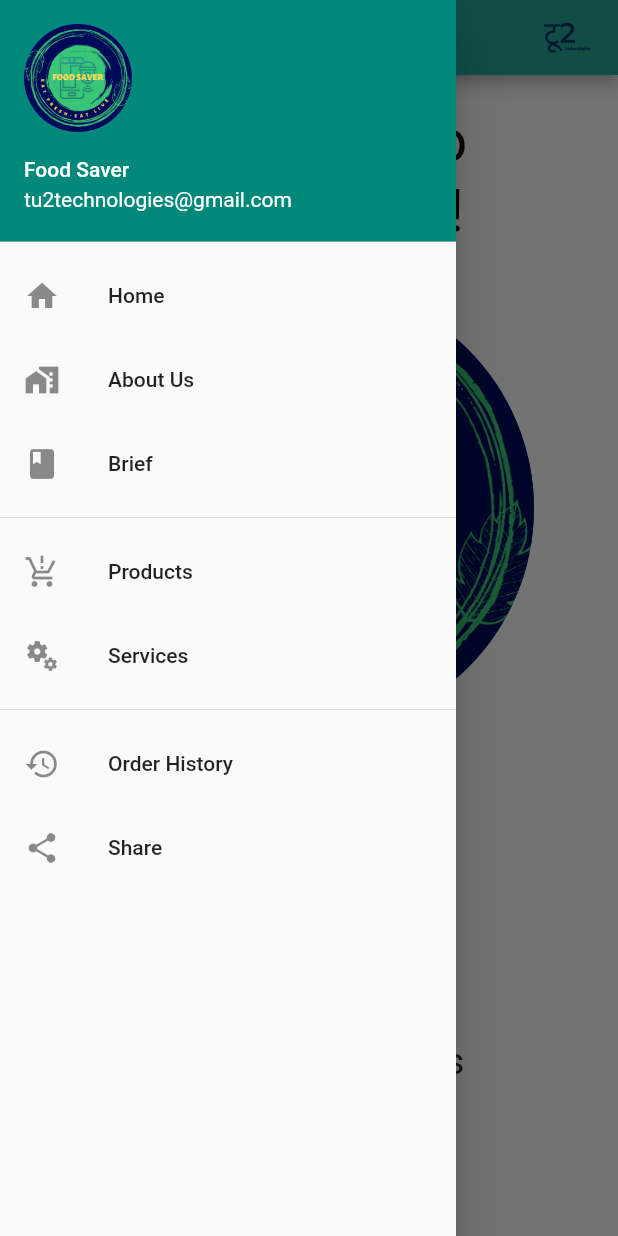
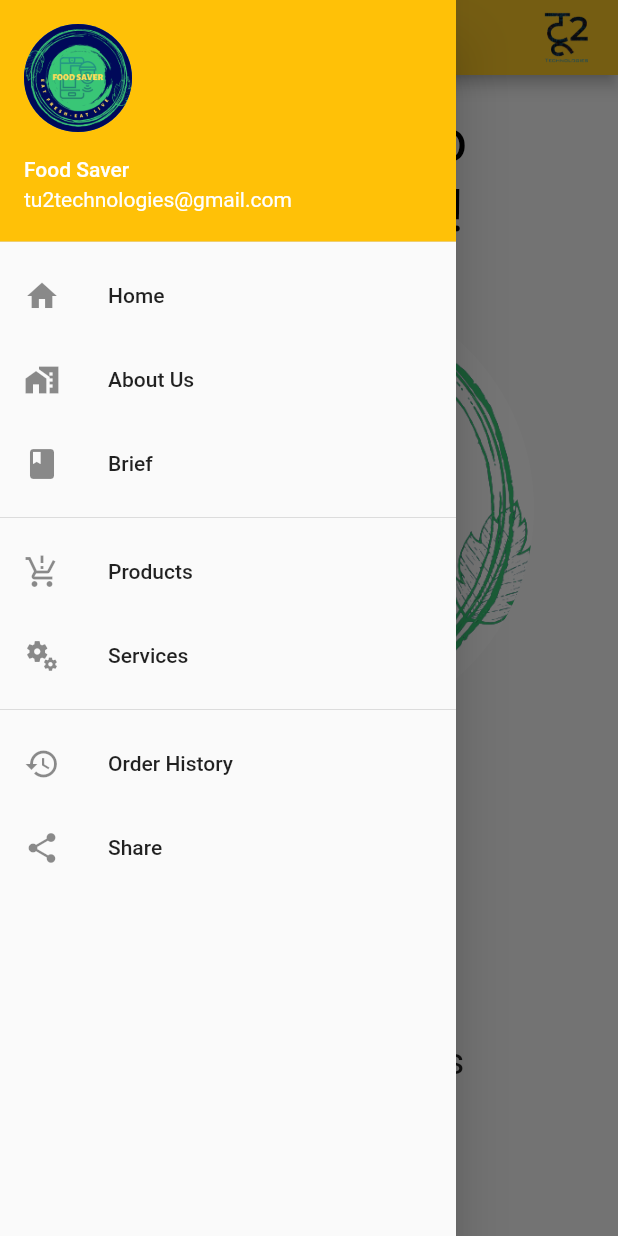
Before and after one commit to chiragtyagi2003/AgriSafe, a Flutter app: the screen it shows after launch, with the side drawer open, on a phone screen of 412 x 824 dp. Run offline on Flutter 3.47's test engine with Material 2 defaults, Android fonts, the light colour scheme and no system bars.

Commit message:
color theme changed from teal to amber

```diff
--- a/lib/home.dart
+++ b/lib/home.dart
@@ -24,7 +24,8 @@ class Home extends StatelessWidget{
 
             SizedBox(height: 25.0,),
             CircleAvatar(
-              backgroundImage: AssetImage('assets/logo.png'),
+              backgroundImage: AssetImage('assets/logo2.png'),
+              backgroundColor: Colors.white,
               radius: 150.0,
             ),
 
--- a/lib/navbar.dart
+++ b/lib/navbar.dart
@@ -32,7 +32,7 @@ class NavBar extends StatelessWidget{
                 ),
               ),
               decoration: BoxDecoration(
-                color: Colors.teal[600],
+                color: Colors.amber[500],
               ),
           ),
 
--- a/lib/topBar.dart
+++ b/lib/topBar.dart
@@ -4,16 +4,21 @@ class TopBar extends StatelessWidget implements PreferredSizeWidget {
   @override
   Widget build(BuildContext context) {
     return AppBar(
-        title: Text('Food Saver'),
+        title: Text(
+            'Food Saver',
+          style: TextStyle(
+            fontWeight: FontWeight.bold,
+          ),
+        ),
         centerTitle: true,
-        backgroundColor: Colors.teal[400],
+        backgroundColor: Colors.amber[400],
         actions: [
           IconButton(
               onPressed: () {},
               icon: Image.asset(
-                  'assets/company_logo.png',
+                  'assets/company_logo2.png',
                   width: 100.0,
-                  height: 50.0,
+                  height: 100.0,
               ),
           ),
           SizedBox(width: 10.0,),
```
Also changed, not shown: assets/company_logo2.png (added), assets/logo2.png (added), 1 other file.
